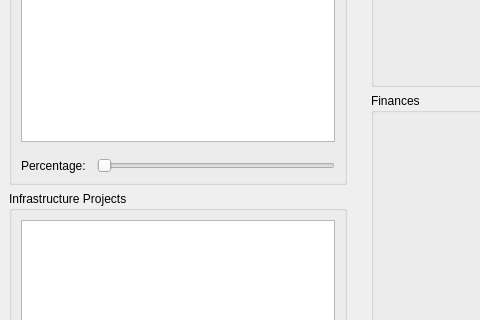
Qt form PlanningTool_dockwidget_base.ui (rapha411/PlanningTool) before a commit; both pictures show x 0 to 480 and y 288 to 608 of the 780 by 880 pixel window.
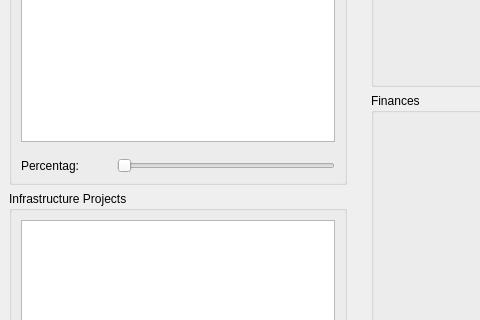
The same form after that commit.

Diff of the .ui file:
```diff
--- a/PlanningTool_dockwidget_base.ui
+++ b/PlanningTool_dockwidget_base.ui
@@ -144,7 +144,7 @@
                    </size>
                   </property>
                   <property name="text">
-                   <string>Percentage:</string>
+                   <string>Percentag:</string>
                   </property>
                   <property name="buddy">
                    <cstring>inpuGroup</cstring>
@@ -173,11 +173,11 @@
                    <enum>Qt::Horizontal</enum>
                   </property>
                   <property name="sizeType">
-                   <enum>QSizePolicy::Fixed</enum>
+                   <enum>QSizePolicy::Preferred</enum>
                   </property>
                   <property name="sizeHint" stdset="0">
                    <size>
-                    <width>70</width>
+                    <width>90</width>
                     <height>10</height>
                    </size>
                   </property>
```
